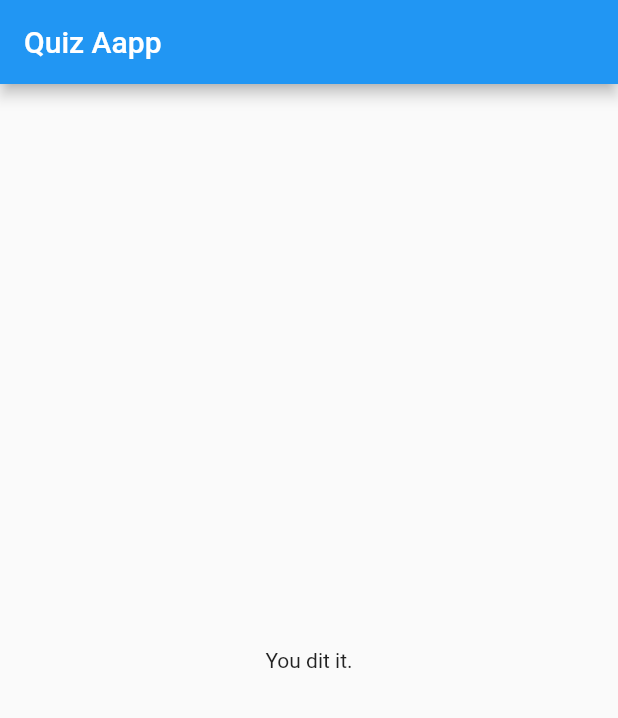
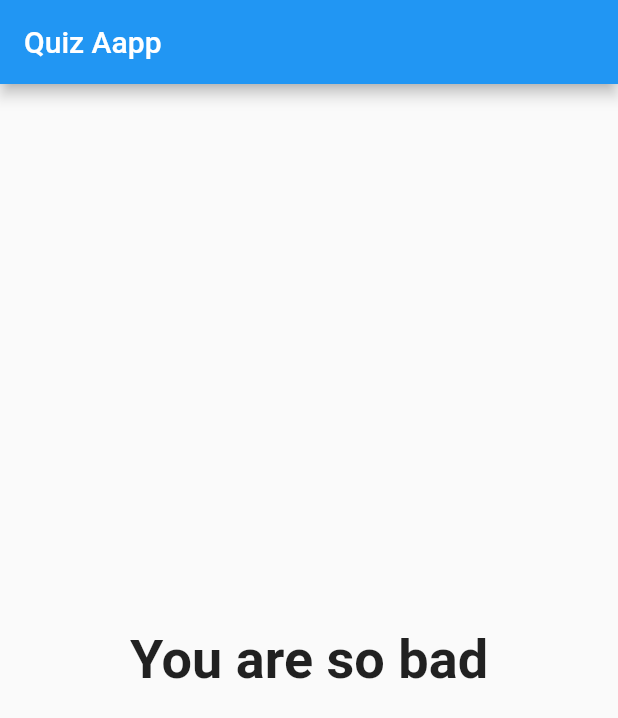
Before and after one commit to bahrie127/course_flutter_udemy_quiz_app, a Flutter app: the screen it shows after launch, after a tap on "Black", after a tap on "Elephant", after a tap on "Fast and Furious", on a phone screen of 412 x 824 dp. Shown: the top 718 px of the screen. Run offline on Flutter 3.47's test engine with Material 2 defaults, Android fonts, the phone set to English and light mode, and no system bars.

Commit message:
Handle result quiz - calculating score - getter else if - voidcallback function for flutter 2

```diff
--- a/lib/main.dart
+++ b/lib/main.dart
@@ -16,21 +16,39 @@ class _MyAppState extends State<MyApp> {
   final _questions = const [
     {
       'questionText': 'What\'s your favorite color?',
-      'answers': ['Black', 'Green', 'White', 'Red']
+      'answers': [
+        {'text': 'Black', 'score': 10},
+        {'text': 'Green', 'score': 5},
+        {'text': 'White', 'score': 3},
+        {'text': 'Red', 'score': 1},
+      ]
     },
     {
       'questionText': 'What\'s your favorite animal?',
-      'answers': ['Cat', 'Elephant', 'Lion', 'Rabbit']
+      'answers': [
+        {'text': 'Cat', 'score': 10},
+        {'text': 'Elephant', 'score': 5},
+        {'text': 'Lion', 'score': 3},
+        {'text': 'Rabbit', 'score': 1},
+      ]
     },
     {
       'questionText': 'What\'s your favorite movie?',
-      'answers': ['Avangers', 'X-Man', 'Fast and Furious', 'Spaider-Man']
+      'answers': [
+        {'text': 'Avangers', 'score': 10},
+        {'text': 'X-Man', 'score': 5},
+        {'text': 'Fast and Furious', 'score': 3},
+        {'text': 'Spaider-Man', 'score': 1},
+      ]
     },
   ];
 
   var _questionIndex = 0;
 
-  void _answerQuestion() {
+  var _totalScore = 0;
+
+  void _answerQuestion(int score) {
+    _totalScore += score;
     setState(() {
       _questionIndex = _questionIndex + 1;
     });
@@ -50,7 +68,7 @@ class _MyAppState extends State<MyApp> {
               questionIndex: _questionIndex,
               answerQuestion: _answerQuestion,
             )
-          : Result(),
+          : Result(_totalScore),
     ));
   }
 }
--- a/lib/quiz.dart
+++ b/lib/quiz.dart
@@ -2,10 +2,11 @@ import 'package:flutter/material.dart';
 import './question.dart';
 import './answer.dart';
 
+typedef Int2VoidFunc = void Function(int);
 class Quiz extends StatelessWidget {
   final List<Map<String, Object>> questions;
   final int questionIndex;
-  final VoidCallback answerQuestion;
+  final Int2VoidFunc answerQuestion;
 
   Quiz({
     required this.questions,
@@ -20,9 +21,9 @@ class Quiz extends StatelessWidget {
                     Question(
                       questions[questionIndex]['questionText'] as String,
                     ),
-                    ...(questions[questionIndex]['answers'] as List<String>)
+                    ...(questions[questionIndex]['answers'] as List<Map<String, Object>>)
                         .map((answer) {
-                      return Answer(answerQuestion, answer);
+                      return Answer(() => answerQuestion(answer['score'] as int), answer['text'] as String);
                     }).toList()
                   ],
                 );
--- a/lib/result.dart
+++ b/lib/result.dart
@@ -1,10 +1,32 @@
 import 'package:flutter/material.dart';
 
 class Result extends StatelessWidget {
+  final int resultScore;
+
+  Result(this.resultScore);
+
+  String get resultPhrase {
+    var resultText = 'you dit it';
+
+    if (resultScore <= 8) {
+      resultText = 'You are awesome and innocent';
+    } else if (resultScore <= 12) {
+      resultText = 'Prety likeable';
+    } else if (resultScore <= 16) {
+      resultText = 'You are strangers';
+    } else {
+      resultText = 'You are so bad';
+    }
+    return resultText;
+  }
+
   @override
   Widget build(BuildContext context) {
     return Center(
-      child: Text('You dit it.'),
+      child: Text(
+        resultPhrase,
+        style: TextStyle(fontSize: 36, fontWeight: FontWeight.bold),
+      ),
     );
   }
 }
```
